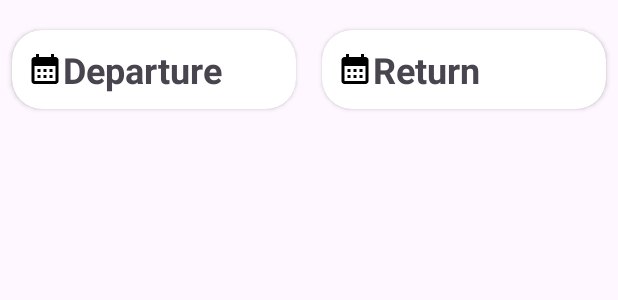
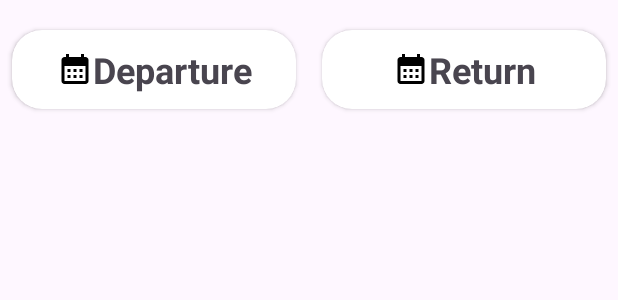
Before and after one commit to Satwik-Kar/SpendWise, an Android app: the layout activity_travel_2nd_element_road.xml on its own in the app's theme, with its tools: preview values and no code run, on a phone screen of 412 x 824 dp. Shown: the top 300 px of the screen. Run offline under Robolectric (Android 15) with nearby library versions, the phone set to English and light mode, and no system bars.

Commit message:
added new 2nd layout(road,plane,train) and added some textviews,cardviews in road layout

```diff
--- a/app/src/main/res/layout/activity_travel_2nd_element_road.xml
+++ b/app/src/main/res/layout/activity_travel_2nd_element_road.xml
@@ -20,8 +20,8 @@
 
         <androidx.constraintlayout.widget.ConstraintLayout
 
-            android:layout_width="wrap_content"
-            android:layout_height="wrap_content"
+            android:layout_width="match_parent"
+            android:layout_height="match_parent"
             app:layout_constraintBottom_toBottomOf="parent"
             app:layout_constraintEnd_toEndOf="parent"
             app:layout_constraintStart_toStartOf="parent"
@@ -37,7 +37,6 @@
                 app:drawableStartCompat="@drawable/baseline_calendar_month_24"
                 app:layout_constraintBottom_toBottomOf="parent"
                 app:layout_constraintEnd_toEndOf="parent"
-                app:layout_constraintHorizontal_bias="0.0"
                 app:layout_constraintStart_toStartOf="parent"
                 app:layout_constraintTop_toTopOf="parent" />
 
@@ -60,21 +59,10 @@
         app:layout_constraintTop_toTopOf="@+id/travel_CardView_1">
 
 
-        <TextView
-            android:id="@+id/road_Date_2"
-            android:layout_width="wrap_content"
-            android:layout_height="wrap_content"
-            android:text="Return"
-            android:textSize="24sp"
-            android:textStyle="bold"
-            app:drawableStartCompat="@drawable/baseline_calendar_month_24"
-            tools:layout_editor_absoluteX="220dp"
-            tools:layout_editor_absoluteY="39dp" />
-
         <androidx.constraintlayout.widget.ConstraintLayout
 
-            android:layout_width="wrap_content"
-            android:layout_height="wrap_content"
+            android:layout_width="match_parent"
+            android:layout_height="match_parent"
             app:layout_constraintBottom_toBottomOf="parent"
             app:layout_constraintEnd_toEndOf="parent"
             app:layout_constraintHorizontal_bias="0.695"
@@ -83,6 +71,18 @@
             app:layout_constraintVertical_bias="0.065">
 
 
+            <TextView
+                android:id="@+id/road_Date_2"
+                android:layout_width="wrap_content"
+                android:layout_height="wrap_content"
+                android:text="Return"
+                android:textSize="24sp"
+                android:textStyle="bold"
+                app:drawableStartCompat="@drawable/baseline_calendar_month_24"
+                app:layout_constraintBottom_toBottomOf="parent"
+                app:layout_constraintEnd_toEndOf="parent"
+                app:layout_constraintStart_toStartOf="parent"
+                app:layout_constraintTop_toTopOf="parent" />
         </androidx.constraintlayout.widget.ConstraintLayout>
     </androidx.cardview.widget.CardView>
 
```
